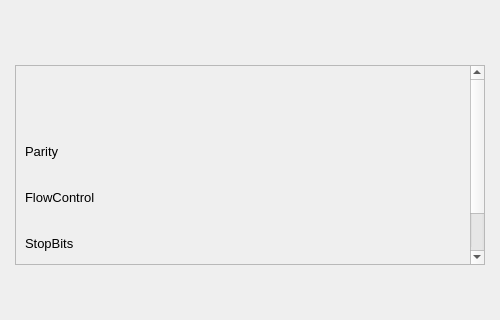
ADrownFish/RoboticUserInterface, file RoboticUserInterface/include/form/CommSelector.ui: the form before one commit.
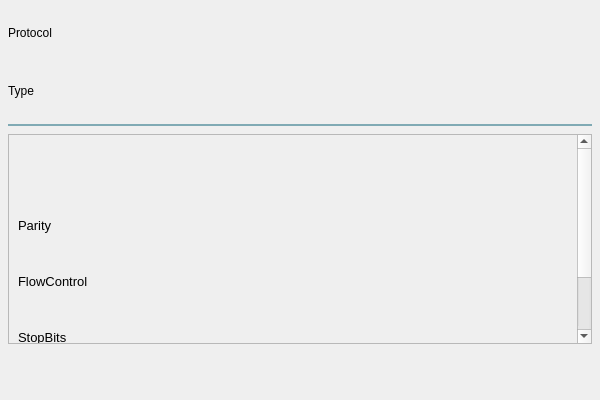
The form after the commit. The open tabs and pages were chosen to show the change. Custom widgets are drawn as their Qt base class.

The edit to the form file:
```diff
--- a/RoboticUserInterface/include/form/CommSelector.ui
+++ b/RoboticUserInterface/include/form/CommSelector.ui
@@ -6,14 +6,14 @@
    <rect>
     <x>0</x>
     <y>0</y>
-    <width>500</width>
-    <height>320</height>
+    <width>600</width>
+    <height>400</height>
    </rect>
   </property>
   <property name="minimumSize">
    <size>
-    <width>500</width>
-    <height>320</height>
+    <width>600</width>
+    <height>400</height>
    </size>
   </property>
   <property name="maximumSize">
@@ -30,27 +30,78 @@
   </property>
   <layout class="QGridLayout" name="gridLayout">
    <property name="leftMargin">
-    <number>5</number>
+    <number>8</number>
    </property>
    <property name="topMargin">
-    <number>5</number>
+    <number>8</number>
    </property>
    <property name="rightMargin">
-    <number>5</number>
+    <number>8</number>
    </property>
    <property name="bottomMargin">
-    <number>5</number>
+    <number>8</number>
    </property>
    <property name="horizontalSpacing">
     <number>10</number>
    </property>
    <property name="verticalSpacing">
-    <number>0</number>
+    <number>8</number>
    </property>
-   <item row="3" column="1">
+   <item row="4" column="2">
+    <widget class="QtMaterialRaisedButton" name="button_ok" native="true">
+     <property name="minimumSize">
+      <size>
+       <width>80</width>
+       <height>40</height>
+      </size>
+     </property>
+     <property name="maximumSize">
+      <size>
+       <width>80</width>
+       <height>40</height>
+      </size>
+     </property>
+    </widget>
+   </item>
+   <item row="0" column="0">
+    <widget class="QLabel" name="label_protocol">
+     <property name="minimumSize">
+      <size>
+       <width>80</width>
+       <height>0</height>
+      </size>
+     </property>
+     <property name="maximumSize">
+      <size>
+       <width>80</width>
+       <height>16777215</height>
+      </size>
+     </property>
+     <property name="text">
+      <string>Protocol</string>
+     </property>
+    </widget>
+   </item>
+   <item row="4" column="0">
+    <widget class="QtMaterialRaisedButton" name="HowToUse" native="true">
+     <property name="minimumSize">
+      <size>
+       <width>30</width>
+       <height>30</height>
+      </size>
+     </property>
+     <property name="maximumSize">
+      <size>
+       <width>30</width>
+       <height>30</height>
+      </size>
+     </property>
+    </widget>
+   </item>
+   <item row="4" column="1">
     <spacer name="horizontalSpacer">
      <property name="orientation">
-      <enum>Qt::Orientation::Horizontal</enum>
+      <enum>Qt::Orientation::Vertical</enum>
      </property>
      <property name="sizeHint" stdset="0">
       <size>
@@ -60,23 +111,7 @@
      </property>
     </spacer>
    </item>
-   <item row="3" column="2">
-    <widget class="QtMaterialRaisedButton" name="button_ok" native="true">
-     <property name="minimumSize">
-      <size>
-       <width>80</width>
-       <height>40</height>
-      </size>
-     </property>
-     <property name="maximumSize">
-      <size>
-       <width>80</width>
-       <height>40</height>
-      </size>
-     </property>
-    </widget>
-   </item>
-   <item row="3" column="3">
+   <item row="4" column="3">
     <widget class="QtMaterialRaisedButton" name="button_cancel" native="true">
      <property name="minimumSize">
       <size>
@@ -92,7 +127,58 @@
      </property>
     </widget>
    </item>
-   <item row="2" column="0" colspan="4">
+   <item row="0" column="1" colspan="3">
+    <widget class="QWWindowButton" name="widget_protocol" native="true">
+     <property name="minimumSize">
+      <size>
+       <width>120</width>
+       <height>50</height>
+      </size>
+     </property>
+     <property name="maximumSize">
+      <size>
+       <width>12000</width>
+       <height>50</height>
+      </size>
+     </property>
+    </widget>
+   </item>
+   <item row="1" column="0">
+    <widget class="QLabel" name="label_type">
+     <property name="minimumSize">
+      <size>
+       <width>80</width>
+       <height>0</height>
+      </size>
+     </property>
+     <property name="maximumSize">
+      <size>
+       <width>80</width>
+       <height>16777215</height>
+      </size>
+     </property>
+     <property name="text">
+      <string>Type</string>
+     </property>
+    </widget>
+   </item>
+   <item row="1" column="1" colspan="3">
+    <widget class="QWWindowButton" name="widget_CommType" native="true">
+     <property name="minimumSize">
+      <size>
+       <width>120</width>
+       <height>50</height>
+      </size>
+     </property>
+     <property name="maximumSize">
+      <size>
+       <width>12000</width>
+       <height>50</height>
+      </size>
+     </property>
+    </widget>
+   </item>
+   <item row="3" column="0" colspan="4">
     <widget class="QStackedWidget" name="stackedWidget">
      <property name="currentIndex">
       <number>0</number>
@@ -287,19 +373,19 @@
      <widget class="QWidget" name="page_serial">
       <layout class="QGridLayout" name="gridLayout_4">
        <property name="leftMargin">
-        <number>10</number>
+        <number>0</number>
        </property>
        <property name="topMargin">
-        <number>10</number>
+        <number>0</number>
        </property>
        <property name="rightMargin">
-        <number>10</number>
+        <number>0</number>
        </property>
        <property name="bottomMargin">
-        <number>10</number>
+        <number>0</number>
        </property>
        <property name="spacing">
-        <number>5</number>
+        <number>0</number>
        </property>
        <item row="0" column="0">
         <widget class="QScrollArea" name="scrollArea">
@@ -310,23 +396,59 @@
           <property name="geometry">
            <rect>
             <x>0</x>
-            <y>-74</y>
-            <width>436</width>
-            <height>252</height>
+            <y>0</y>
+            <width>440</width>
+            <height>292</height>
            </rect>
           </property>
-          <layout class="QGridLayout" name="gridLayout_5">
-           <item row="0" column="2">
-            <widget class="QtMaterialTextField" name="lineEdit_serial_baudrate" native="true">
+          <layout class="QGridLayout" name="gridLayout_serial">
+           <property name="horizontalSpacing">
+            <number>2</number>
+           </property>
+           <item row="3" column="0">
+            <widget class="QLabel" name="label_4">
+             <property name="font">
+              <font>
+               <pointsize>10</pointsize>
+              </font>
+             </property>
+             <property name="text">
+              <string>StopBits</string>
+             </property>
+            </widget>
+           </item>
+           <item row="1" column="1" colspan="4">
+            <widget class="QWWindowButton" name="lineEdit_serial_parity" native="true">
              <property name="minimumSize">
               <size>
-               <width>150</width>
+               <width>120</width>
                <height>50</height>
               </size>
              </property>
              <property name="maximumSize">
               <size>
-               <width>150</width>
+               <width>12000</width>
+               <height>50</height>
+              </size>
+             </property>
+             <property name="font">
+              <font>
+               <pointsize>14</pointsize>
+              </font>
+             </property>
+            </widget>
+           </item>
+           <item row="2" column="1" colspan="4">
+            <widget class="QWWindowButton" name="lineEdit_serial_flowControl" native="true">
+             <property name="minimumSize">
+              <size>
+               <width>120</width>
+               <height>50</height>
+              </size>
+             </property>
+             <property name="maximumSize">
+              <size>
+               <width>12000</width>
                <height>50</height>
               </size>
              </property>
@@ -349,81 +471,6 @@
              </property>
             </widget>
            </item>
-           <item row="1" column="0">
-            <widget class="QLabel" name="label_6">
-             <property name="font">
-              <font>
-               <pointsize>10</pointsize>
-              </font>
-             </property>
-             <property name="text">
-              <string>Parity</string>
-             </property>
-            </widget>
-           </item>
-           <item row="2" column="1" colspan="2">
-            <widget class="QWWindowButton" name="lineEdit_serial_flowControl" native="true">
-             <property name="minimumSize">
-              <size>
-               <width>120</width>
-               <height>40</height>
-              </size>
-             </property>
-             <property name="maximumSize">
-              <size>
-               <width>12000</width>
-               <height>40</height>
-              </size>
-             </property>
-             <property name="font">
-              <font>
-               <pointsize>14</pointsize>
-              </font>
-             </property>
-            </widget>
-           </item>
-           <item row="3" column="1" colspan="2">
-            <widget class="QWWindowButton" name="lineEdit_serial_stopBits" native="true">
-             <property name="minimumSize">
-              <size>
-               <width>120</width>
-               <height>40</height>
-              </size>
-             </property>
-             <property name="maximumSize">
-              <size>
-               <width>12000</width>
-               <height>40</height>
-              </size>
-             </property>
-             <property name="font">
-              <font>
-               <pointsize>14</pointsize>
-              </font>
-             </property>
-            </widget>
-           </item>
-           <item row="4" column="1" colspan="2">
-            <widget class="QWWindowButton" name="lineEdit_serial_dataBits" native="true">
-             <property name="minimumSize">
-              <size>
-               <width>120</width>
-               <height>40</height>
-              </size>
-             </property>
-             <property name="maximumSize">
-              <size>
-               <width>12000</width>
-               <height>40</height>
-              </size>
-             </property>
-             <property name="font">
-              <font>
-               <pointsize>14</pointsize>
-              </font>
-             </property>
-            </widget>
-           </item>
            <item row="4" column="0">
             <widget class="QLabel" name="label_3">
              <property name="font">
@@ -436,30 +483,88 @@
              </property>
             </widget>
            </item>
-           <item row="3" column="0">
-            <widget class="QLabel" name="label_4">
+           <item row="3" column="1" colspan="4">
+            <widget class="QWWindowButton" name="lineEdit_serial_stopBits" native="true">
+             <property name="minimumSize">
+              <size>
+               <width>120</width>
+               <height>50</height>
+              </size>
+             </property>
+             <property name="maximumSize">
+              <size>
+               <width>12000</width>
+               <height>50</height>
+              </size>
+             </property>
+             <property name="font">
+              <font>
+               <pointsize>14</pointsize>
+              </font>
+             </property>
+            </widget>
+           </item>
+           <item row="0" column="2">
+            <spacer name="horizontalSpacer_2">
+             <property name="orientation">
+              <enum>Qt::Orientation::Horizontal</enum>
+             </property>
+             <property name="sizeType">
+              <enum>QSizePolicy::Policy::Fixed</enum>
+             </property>
+             <property name="sizeHint" stdset="0">
+              <size>
+               <width>40</width>
+               <height>20</height>
+              </size>
+             </property>
+            </spacer>
+           </item>
+           <item row="1" column="0">
+            <widget class="QLabel" name="label_6">
              <property name="font">
               <font>
                <pointsize>10</pointsize>
               </font>
              </property>
              <property name="text">
-              <string>StopBits</string>
+              <string>Parity</string>
              </property>
             </widget>
            </item>
-           <item row="1" column="1" colspan="2">
-            <widget class="QWWindowButton" name="lineEdit_serial_parity" native="true">
+           <item row="4" column="1" colspan="4">
+            <widget class="QWWindowButton" name="lineEdit_serial_dataBits" native="true">
              <property name="minimumSize">
               <size>
                <width>120</width>
-               <height>40</height>
+               <height>50</height>
               </size>
              </property>
              <property name="maximumSize">
               <size>
                <width>12000</width>
-               <height>40</height>
+               <height>50</height>
+              </size>
+             </property>
+             <property name="font">
+              <font>
+               <pointsize>14</pointsize>
+              </font>
+             </property>
+            </widget>
+           </item>
+           <item row="0" column="3">
+            <widget class="QtMaterialTextField" name="lineEdit_serial_baudrate" native="true">
+             <property name="minimumSize">
+              <size>
+               <width>150</width>
+               <height>50</height>
+              </size>
+             </property>
+             <property name="maximumSize">
+              <size>
+               <width>150</width>
+               <height>50</height>
               </size>
              </property>
              <property name="font">
@@ -498,37 +603,40 @@
      </widget>
     </widget>
    </item>
-   <item row="0" column="0" colspan="4">
-    <widget class="QWWindowButton" name="lineEdit_CommType" native="true">
+   <item row="2" column="0" colspan="4">
+    <widget class="QWidget" name="widget_line" native="true">
      <property name="minimumSize">
       <size>
-       <width>120</width>
-       <height>50</height>
+       <width>0</width>
+       <height>2</height>
       </size>
      </property>
      <property name="maximumSize">
       <size>
-       <width>12000</width>
-       <height>50</height>
+       <width>16777215</width>
+       <height>2</height>
       </size>
      </property>
+     <property name="styleSheet">
+      <string notr="true">background-color: rgb(128, 170, 180);</string>
+     </property>
     </widget>
    </item>
   </layout>
  </widget>
  <customwidgets>
-  <customwidget>
-   <class>QtMaterialRaisedButton</class>
-   <extends>QWidget</extends>
-   <header>qt_material_widgets/qtmaterialraisedbutton.h</header>
-   <container>1</container>
-  </customwidget>
   <customwidget>
    <class>QtMaterialTextField</class>
    <extends>QWidget</extends>
    <header>qt_material_widgets/qtmaterialtextfield.h</header>
    <container>1</container>
   </customwidget>
+  <customwidget>
+   <class>QtMaterialRaisedButton</class>
+   <extends>QWidget</extends>
+   <header>qt_material_widgets/qtmaterialraisedbutton.h</header>
+   <container>1</container>
+  </customwidget>
   <customwidget>
    <class>QWWindowButton</class>
    <extends>QWidget</extends>
```
Left out of the diff: 342 changed lines with no effect on the pictures.
